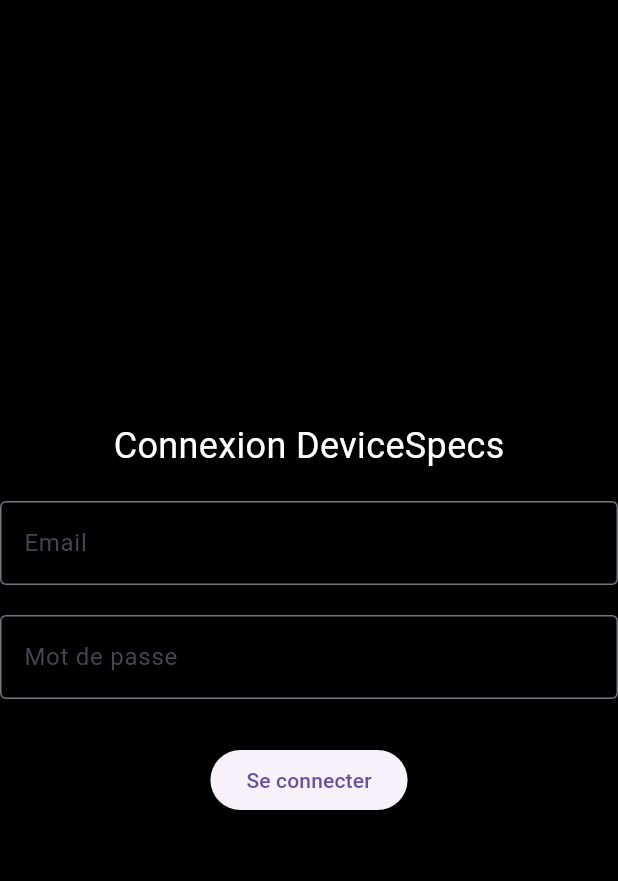
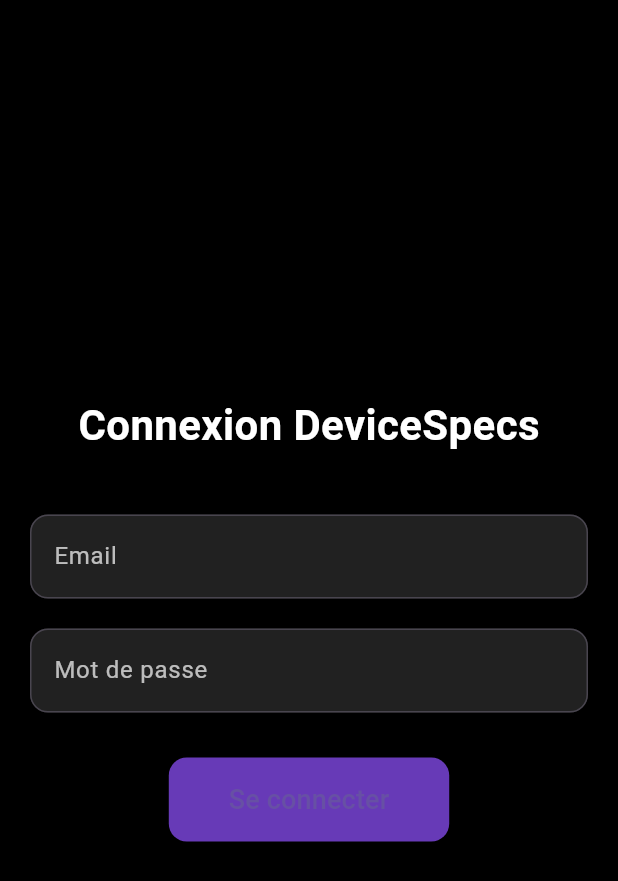
Before and after one commit to VicAy007/device_specs, a Flutter app: the screen it shows after launch, on a phone screen of 412 x 824 dp. Shown: the top 881 px of the screen. Run offline on Flutter 3.47's test engine with Material 3 defaults, Android fonts, the light colour scheme and no system bars.

Commit message:
feat: ajout design dark theme et champs stylisés

```diff
--- a/lib/screens/login_page.dart
+++ b/lib/screens/login_page.dart
@@ -7,37 +7,67 @@
   Widget build(BuildContext context) {
     return Scaffold(
       backgroundColor: Colors.black,
-      body: Center(
+      body: Padding(
+        padding: const EdgeInsets.all(20.0),
+        child: Center(
           child: Column(
             mainAxisAlignment: MainAxisAlignment.center,
             children: [
               const Text(
                 "Connexion DeviceSpecs",
-              style: TextStyle(color: Colors.white, fontSize: 24),
+                style: TextStyle(
+                  color: Colors.white,
+                  fontSize: 28,
+                  fontWeight: FontWeight.bold,
                 ),
-            const SizedBox(height: 20),
+              ),
+              const SizedBox(height: 40),
               TextField(
-              decoration: const InputDecoration(
+                style: const TextStyle(color: Colors.white),
+                decoration: InputDecoration(
                   labelText: "Email",
-                border: OutlineInputBorder(),
+                  labelStyle: const TextStyle(color: Colors.white70),
+                  filled: true,
+                  fillColor: Colors.grey[900],
+                  border: OutlineInputBorder(
+                    borderRadius: BorderRadius.circular(12),
+                  ),
                 ),
               ),
               const SizedBox(height: 20),
               TextField(
                 obscureText: true,
-              decoration: const InputDecoration(
+                style: const TextStyle(color: Colors.white),
+                decoration: InputDecoration(
                   labelText: "Mot de passe",
-                border: OutlineInputBorder(),
+                  labelStyle: const TextStyle(color: Colors.white70),
+                  filled: true,
+                  fillColor: Colors.grey[900],
+                  border: OutlineInputBorder(
+                    borderRadius: BorderRadius.circular(12),
+                  ),
                 ),
               ),
               const SizedBox(height: 30),
               ElevatedButton(
+                style: ElevatedButton.styleFrom(
+                  backgroundColor: Colors.deepPurple,
+                  padding: const EdgeInsets.symmetric(
+                      horizontal: 40, vertical: 15),
+                  shape: RoundedRectangleBorder(
+                    borderRadius: BorderRadius.circular(12),
+                  ),
+                ),
                 onPressed: () {
                   Navigator.pushReplacementNamed(context, "/home");
                 },
-              child: const Text("Se connecter"),
+                child: const Text(
+                  "Se connecter",
+                  style: TextStyle(fontSize: 18),
+                ),
               ),
             ],
+          ),
         ),
       ),
     );
```
Lines whose indentation alone changed are shown as unchanged.
